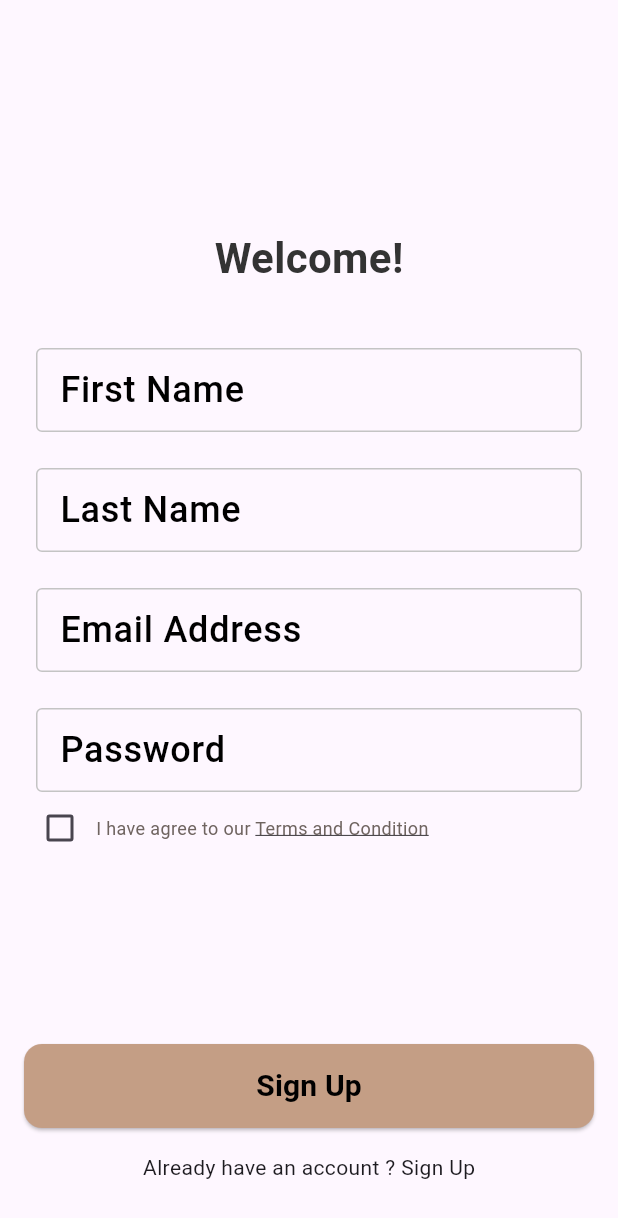
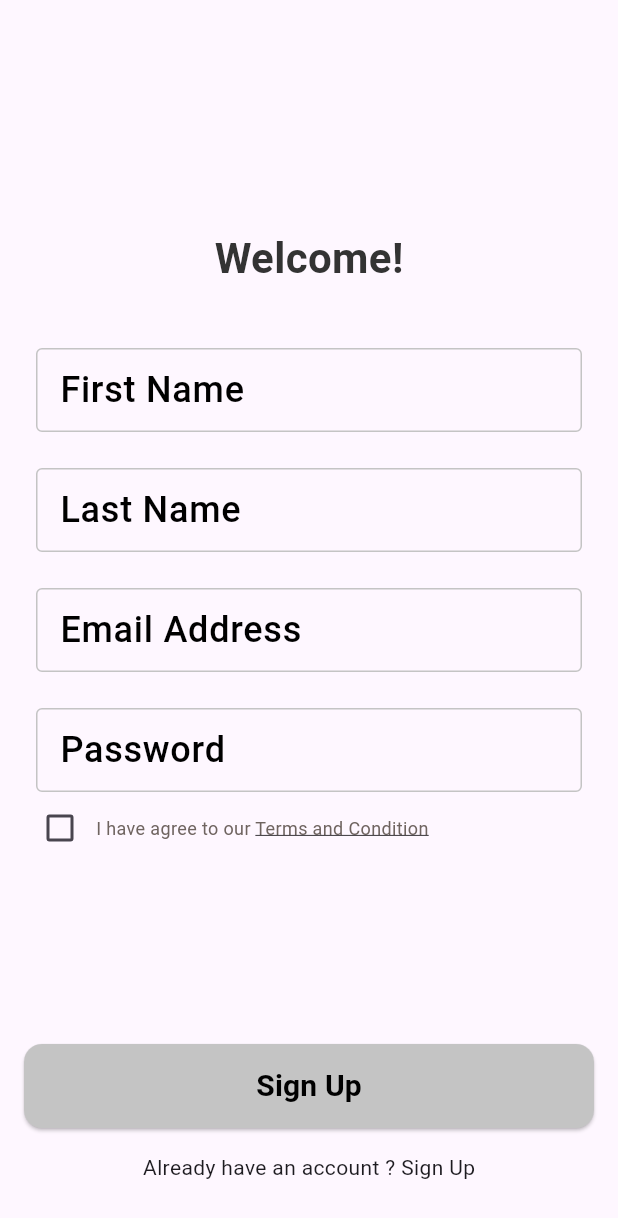
Before and after one commit to mohamedseedk908/Athar_Alsahaba-, a Flutter app: the SignUp screen opened by its route, on a phone screen of 412 x 824 dp. Shown: the top 1218 px of the screen. Run offline on Flutter 3.47's test engine with Material 3 defaults, Android fonts, the light colour scheme and no system bars; our stand-ins replace bloc, firebase_auth, firebase_core, flutter_bloc, get_it, go_router and 2 more; accounts and stored records are empty; Roboto replaces fonts that are missing (Poppins).

Commit message:
Form Validtion

```diff
--- a/lib/core/routes/app_router.dart
+++ b/lib/core/routes/app_router.dart
@@ -30,10 +30,10 @@ final GoRouter router = GoRouter(
       builder: (BuildContext context, GoRouterState state) {
         return BlocProvider(
           create: (context) => getIt<AuthCubit>(),
-          child: SignUp(),
+          child: const SignUp(),
         );
       },
-      routes: <RouteBase>[
+      routes: const <RouteBase>[
       ],
     ),
   ],
--- a/lib/features/auth/presention/auth/auth_cubit.dart
+++ b/lib/features/auth/presention/auth/auth_cubit.dart
@@ -1,14 +1,17 @@
 import 'package:bloc/bloc.dart';
 import 'package:firebase_auth/firebase_auth.dart';
+import 'package:flutter/cupertino.dart';
 import 'auth_state.dart';
 
 
 class AuthCubit extends Cubit<AuthState> {
   AuthCubit() : super(AuthInitial());
-  late String?fristName;
-  late String?lastName;
-  late String?emailAddress;
-  late String?password;
+   String?fristName;
+   String?lastName;
+   String?emailAddress;
+   String?password;
+   GlobalKey<FormState> siginUpFprmKey=GlobalKey();
+   bool?termsAndConditionCheckBoxValue=false;
 
 
 
@@ -32,4 +35,10 @@ class AuthCubit extends Cubit<AuthState> {
   }
 
 
+
+  updateTerConditionCheckBox({required newvalue}){
+    termsAndConditionCheckBoxValue=newvalue;
+    emit(TermsAndConditionUpDateState());
+  }
+
 }
--- a/lib/features/auth/presention/auth/auth_state.dart
+++ b/lib/features/auth/presention/auth/auth_state.dart
@@ -12,5 +12,5 @@ final class SignUpFailureState extends AuthState {
 
   SignUpFailureState({required this.errMessage});
 
-
 }
+final class TermsAndConditionUpDateState extends AuthState {}
--- a/lib/features/auth/presention/widgets/custom_check_box.dart
+++ b/lib/features/auth/presention/widgets/custom_check_box.dart
@@ -1,4 +1,7 @@
 import 'package:flutter/material.dart';
+import 'package:flutter_bloc/flutter_bloc.dart';
+
+import '../auth/auth_cubit.dart';
 
 
 class CustomCheckbox extends StatefulWidget {
@@ -19,6 +22,7 @@ class _TeState extends State<CustomCheckbox> {
         onChanged: (newvalue) {
           setState(() {
             value = newvalue!;
+            BlocProvider.of<AuthCubit>(context).updateTerConditionCheckBox(newvalue: newvalue);
           });
         });
   }
--- a/lib/features/auth/presention/widgets/custom_sigup_form.dart
+++ b/lib/features/auth/presention/widgets/custom_sigup_form.dart
@@ -1,3 +1,4 @@
+import 'package:athar_alsahaba/core/utils/app_colors.dart';
 import 'package:athar_alsahaba/features/auth/presention/auth/auth_cubit.dart';
 import 'package:athar_alsahaba/features/auth/presention/auth/auth_state.dart';
 import 'package:athar_alsahaba/features/auth/presention/widgets/terms_and_condition.dart';
@@ -15,24 +16,25 @@ class CustomSignUpForm extends StatelessWidget {
     return BlocConsumer<AuthCubit, AuthState>(
       listener: (context, state) {},
       builder: (context, state) {
-        return Form(child: Column(
+        AuthCubit authCubit =BlocProvider.of<AuthCubit>(context);
+        return Form(
+          key: authCubit.siginUpFprmKey,
+          child: Column(
           children: [
-             CustomTextFormFField(labelText: AppStrings.fristName,
-            onChanged: (fristName){BlocProvider.of<AuthCubit>(context).fristName=fristName;},
-            ),
-             CustomTextFormFField(labelText: AppStrings.lastName,
-               onChanged: (lastName){BlocProvider.of<AuthCubit>(context).lastName=lastName;},
-             ),
-             CustomTextFormFField(labelText: AppStrings.emailAddress,
-               onChanged: (emailAddress){BlocProvider.of<AuthCubit>(context).emailAddress=emailAddress;},
-            ),
-             CustomTextFormFField(labelText: AppStrings.password,
-               onChanged: (password){BlocProvider.of<AuthCubit>(context).password=password;},
-             ),
+             CustomTextFormFField(labelText: AppStrings.fristName, onChanged: (fristName){authCubit.fristName=fristName;},),
+             CustomTextFormFField(labelText: AppStrings.lastName, onChanged: (lastName){authCubit.lastName=lastName;},),
+             CustomTextFormFField(labelText: AppStrings.emailAddress, onChanged: (emailAddress){authCubit.emailAddress=emailAddress;},),
+             CustomTextFormFField(labelText: AppStrings.password, onChanged: (password){authCubit.password=password;},),
             const TermsAndCondition(),
             const SizedBox(height: 120,),
-            CustomButton(onPressed: () {
-              BlocProvider.of<AuthCubit>(context).signUpWithEmailAndPassword();
+            CustomButton(
+              color: authCubit.termsAndConditionCheckBoxValue==false?AppColors.grey:null,
+              onPressed: () {
+              if (authCubit.termsAndConditionCheckBoxValue==true) {
+                if(authCubit.siginUpFprmKey.currentState!.validate()){
+                  authCubit.signUpWithEmailAndPassword();
+                }
+              }
             }, text: AppStrings.signUp,),
           ],
         ),
```
Also changed, not shown: lib/features/auth/presention/widgets/custom_text_form_field.dart (+7 -0 lines).
